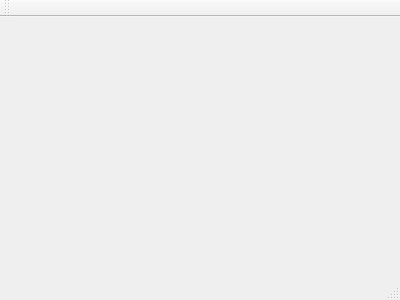
The window that mainwindow.ui (b00611005/robotGame) describes before a commit, drawn with Qt 5.
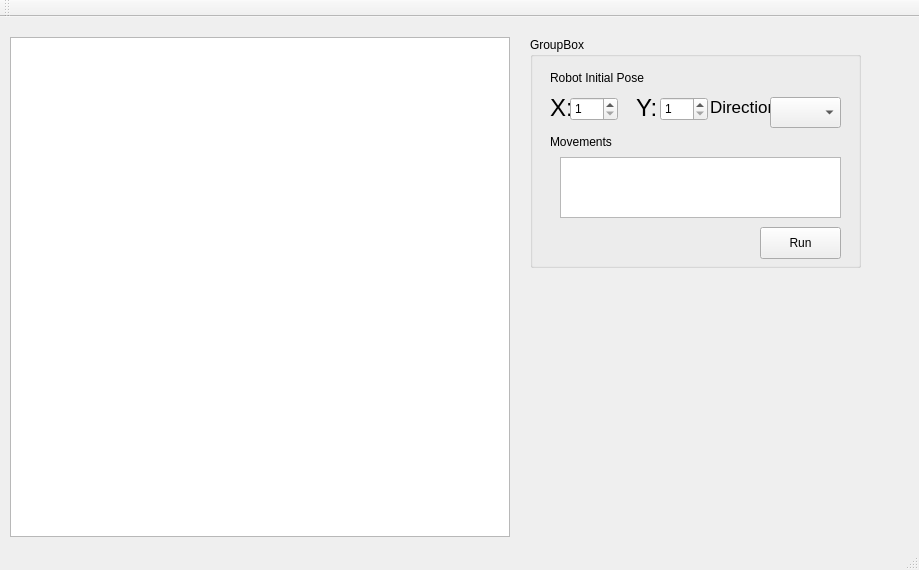
The same window after the commit.

```diff
--- a/mainwindow.ui
+++ b/mainwindow.ui
@@ -1,24 +1,219 @@
 <ui version="4.0">
  <class>MainWindow</class>
- <widget class="QMainWindow" name="MainWindow" >
-  <property name="geometry" >
+ <widget class="QMainWindow" name="MainWindow">
+  <property name="geometry">
    <rect>
     <x>0</x>
     <y>0</y>
-    <width>400</width>
-    <height>300</height>
+    <width>919</width>
+    <height>570</height>
    </rect>
   </property>
   <property name="windowTitle" >
    <string>MainWindow</string>
   </property>
-  <widget class="QMenuBar" name="menuBar" />
-  <widget class="QToolBar" name="mainToolBar" />
-  <widget class="QWidget" name="centralWidget" />
-  <widget class="QStatusBar" name="statusBar" />
+  <widget class="QWidget" name="centralWidget">
+   <widget class="QGroupBox" name="groupBox">
+    <property name="geometry">
+     <rect>
+      <x>530</x>
+      <y>20</y>
+      <width>331</width>
+      <height>231</height>
+     </rect>
+    </property>
+    <property name="title">
+     <string>GroupBox</string>
+    </property>
+    <widget class="QLabel" name="label">
+     <property name="geometry">
+      <rect>
+       <x>20</x>
+       <y>30</y>
+       <width>131</width>
+       <height>21</height>
+      </rect>
+     </property>
+     <property name="text">
+      <string>Robot Initial Pose</string>
+     </property>
+    </widget>
+    <widget class="QLabel" name="label_2">
+     <property name="geometry">
+      <rect>
+       <x>20</x>
+       <y>60</y>
+       <width>21</width>
+       <height>21</height>
+      </rect>
+     </property>
+     <property name="font">
+      <font>
+       <pointsize>18</pointsize>
+      </font>
+     </property>
+     <property name="text">
+      <string>X: </string>
+     </property>
+    </widget>
+    <widget class="QLabel" name="label_3">
+     <property name="geometry">
+      <rect>
+       <x>106</x>
+       <y>60</y>
+       <width>21</width>
+       <height>21</height>
+      </rect>
+     </property>
+     <property name="font">
+      <font>
+       <pointsize>18</pointsize>
+      </font>
+     </property>
+     <property name="text">
+      <string>Y:</string>
+     </property>
+    </widget>
+    <widget class="QLabel" name="label_4">
+     <property name="geometry">
+      <rect>
+       <x>180</x>
+       <y>60</y>
+       <width>61</width>
+       <height>20</height>
+      </rect>
+     </property>
+     <property name="font">
+      <font>
+       <pointsize>13</pointsize>
+      </font>
+     </property>
+     <property name="text">
+      <string>Direction:</string>
+     </property>
+    </widget>
+    <widget class="QComboBox" name="comboBox_Direction">
+     <property name="geometry">
+      <rect>
+       <x>240</x>
+       <y>60</y>
+       <width>71</width>
+       <height>31</height>
+      </rect>
+     </property>
+     <property name="font">
+      <font>
+       <pointsize>12</pointsize>
+      </font>
+     </property>
+     <property name="editable">
+      <bool>false</bool>
+     </property>
+     <property name="currentText">
+      <string/>
+     </property>
+    </widget>
+    <widget class="QTextEdit" name="textEdit_moves">
+     <property name="geometry">
+      <rect>
+       <x>30</x>
+       <y>120</y>
+       <width>281</width>
+       <height>61</height>
+      </rect>
+     </property>
+    </widget>
+    <widget class="QLabel" name="label_5">
+     <property name="geometry">
+      <rect>
+       <x>20</x>
+       <y>90</y>
+       <width>131</width>
+       <height>30</height>
+      </rect>
+     </property>
+     <property name="text">
+      <string>Movements</string>
+     </property>
+    </widget>
+    <widget class="QPushButton" name="pushButton">
+     <property name="geometry">
+      <rect>
+       <x>230</x>
+       <y>190</y>
+       <width>81</width>
+       <height>32</height>
+      </rect>
+     </property>
+     <property name="text">
+      <string>Run</string>
+     </property>
+    </widget>
+    <widget class="QSpinBox" name="spinBoxIniX">
+     <property name="geometry">
+      <rect>
+       <x>40</x>
+       <y>60</y>
+       <width>48</width>
+       <height>24</height>
+      </rect>
+     </property>
+     <property name="minimum">
+      <number>1</number>
+     </property>
+     <property name="maximum">
+      <number>8</number>
+     </property>
+    </widget>
+    <widget class="QSpinBox" name="spinBoxIniY">
+     <property name="geometry">
+      <rect>
+       <x>130</x>
+       <y>60</y>
+       <width>48</width>
+       <height>24</height>
+      </rect>
+     </property>
+     <property name="minimum">
+      <number>1</number>
+     </property>
+     <property name="maximum">
+      <number>8</number>
+     </property>
+    </widget>
+   </widget>
+   <widget class="QGraphicsView" name="graphicsView">
+    <property name="geometry">
+     <rect>
+      <x>10</x>
+      <y>20</y>
+      <width>500</width>
+      <height>500</height>
+     </rect>
+    </property>
+   </widget>
+  </widget>
+  <widget class="QMenuBar" name="menuBar">
+   <property name="geometry">
+    <rect>
+     <x>0</x>
+     <y>0</y>
+     <width>919</width>
+     <height>22</height>
+    </rect>
+   </property>
+  </widget>
+  <widget class="QToolBar" name="mainToolBar">
+   <attribute name="toolBarArea">
+    <enum>TopToolBarArea</enum>
+   </attribute>
+   <attribute name="toolBarBreak">
+    <bool>false</bool>
+   </attribute>
+  </widget>
+  <widget class="QStatusBar" name="statusBar"/>
  </widget>
- <layoutDefault spacing="6" margin="11" />
- <pixmapfunction></pixmapfunction>
+ <layoutdefault spacing="6" margin="11"/>
  <resources/>
  <connections/>
 </ui>
```
Left out of the diff: 3 changed lines with no effect on the pictures.
